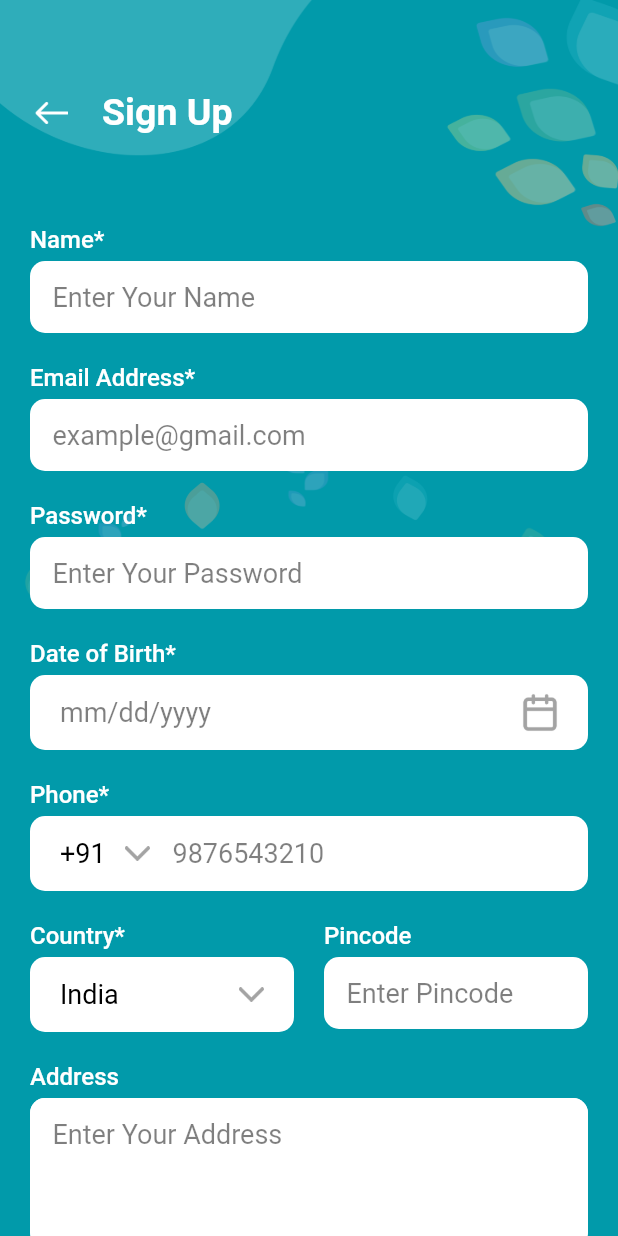
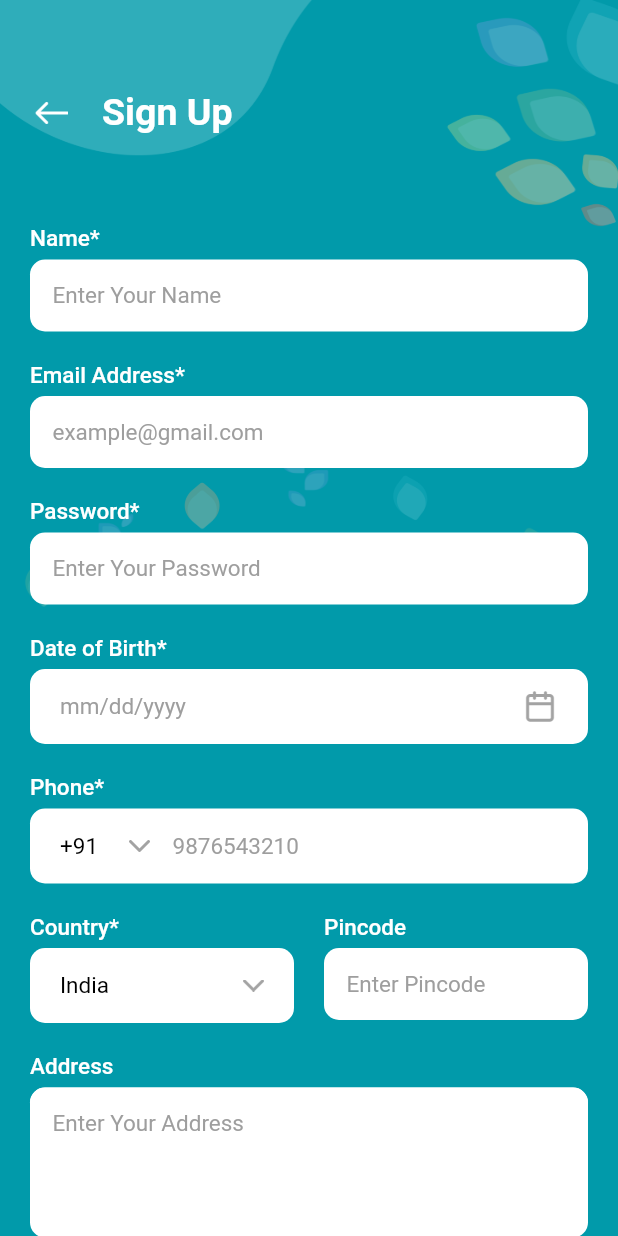
Before and after one commit to kevaldudhatra/sarvamApp, a Flutter app: the RegisterScreen screen opened by its route, on a phone screen of 412 x 824 dp. Run offline on Flutter 3.47's test engine with Material 2 defaults, Android fonts, the phone set to English and light mode, and no system bars; our stand-ins replace file_picker, get, get_storage, lottie; accounts and stored records are empty.

Commit message:
[+] FontSize issue (Working)

```diff
--- a/lib/screens/flashScreen/flash_screen_view.dart
+++ b/lib/screens/flashScreen/flash_screen_view.dart
@@ -41,6 +41,8 @@ class _FlashScreenState extends State<FlashScreen> {
           SizedBox(
             height: height,
             width: width,
+            child: SingleChildScrollView(
+              physics: const BouncingScrollPhysics(),
               child: Column(
                 mainAxisAlignment: MainAxisAlignment.start,
                 crossAxisAlignment: CrossAxisAlignment.center,
@@ -86,7 +88,7 @@ class _FlashScreenState extends State<FlashScreen> {
                       color: Color(0xFF313131),
                     ),
                   ),
-                SizedBox(height: height * 0.08),
+                  SizedBox(height: height * 0.15),
                   Container(
                     alignment: Alignment.center,
                     padding: const EdgeInsets.symmetric(horizontal: 25),
@@ -108,6 +110,7 @@ class _FlashScreenState extends State<FlashScreen> {
                   )
                 ],
               ),
+            ),
           )
         ],
       ),
--- a/lib/screens/forgotPasswordScreen/forgot_screen_view.dart
+++ b/lib/screens/forgotPasswordScreen/forgot_screen_view.dart
@@ -72,7 +72,7 @@ class _ForgotPasswordScreenState extends State<ForgotPasswordScreen> {
                         children: [
                           const Text(
                             "Email Address",
-                            style: TextStyle(color: backgroundWhite, fontSize: 16, fontFamily: ROBOTO_MEDIUM),
+                            style: TextStyle(color: backgroundWhite, fontSize: 15, fontFamily: ROBOTO_MEDIUM),
                           ),
                           const SizedBox(height: 5),
                           CustomTextField(
--- a/lib/screens/loginScreen/login_screen_view.dart
+++ b/lib/screens/loginScreen/login_screen_view.dart
@@ -84,7 +84,7 @@ class _LoginScreenState extends State<LoginScreen> {
                         children: [
                           const Text(
                             "Email Address",
-                            style: TextStyle(color: backgroundWhite, fontSize: 16, fontFamily: ROBOTO_MEDIUM),
+                            style: TextStyle(color: backgroundWhite, fontSize: 15, fontFamily: ROBOTO_MEDIUM),
                           ),
                           const SizedBox(height: 5),
                           CustomTextField(
@@ -97,7 +97,7 @@ class _LoginScreenState extends State<LoginScreen> {
                           const SizedBox(height: 20),
                           const Text(
                             "Password",
-                            style: TextStyle(color: backgroundWhite, fontSize: 16, fontFamily: ROBOTO_MEDIUM),
+                            style: TextStyle(color: backgroundWhite, fontSize: 15, fontFamily: ROBOTO_MEDIUM),
                           ),
                           const SizedBox(height: 5),
                           Stack(
--- a/lib/screens/registerScreen/register_screen_view.dart
+++ b/lib/screens/registerScreen/register_screen_view.dart
@@ -539,7 +539,7 @@ class _RegisterScreenState extends State<RegisterScreen> {
                     ),
                     const Text(
                       "Name*",
-                      style: TextStyle(color: backgroundWhite, fontSize: 16, fontFamily: ROBOTO_MEDIUM),
+                      style: TextStyle(color: backgroundWhite, fontSize: 15, fontFamily: ROBOTO_MEDIUM),
                     ),
                     const SizedBox(height: 5),
                     CustomTextField(
@@ -552,7 +552,7 @@ class _RegisterScreenState extends State<RegisterScreen> {
                     const SizedBox(height: 20),
                     const Text(
                       "Email Address*",
-                      style: TextStyle(color: backgroundWhite, fontSize: 16, fontFamily: ROBOTO_MEDIUM),
+                      style: TextStyle(color: backgroundWhite, fontSize: 15, fontFamily: ROBOTO_MEDIUM),
                     ),
                     const SizedBox(height: 5),
                     CustomTextField(
@@ -565,7 +565,7 @@ class _RegisterScreenState extends State<RegisterScreen> {
                     const SizedBox(height: 20),
                     const Text(
                       "Password*",
-                      style: TextStyle(color: backgroundWhite, fontSize: 16, fontFamily: ROBOTO_MEDIUM),
+                      style: TextStyle(color: backgroundWhite, fontSize: 15, fontFamily: ROBOTO_MEDIUM),
                     ),
                     const SizedBox(height: 5),
                     CustomTextField(
@@ -578,7 +578,7 @@ class _RegisterScreenState extends State<RegisterScreen> {
                     const SizedBox(height: 20),
                     const Text(
                       "Date of Birth*",
-                      style: TextStyle(color: backgroundWhite, fontSize: 16, fontFamily: ROBOTO_MEDIUM),
+                      style: TextStyle(color: backgroundWhite, fontSize: 15, fontFamily: ROBOTO_MEDIUM),
                     ),
                     const SizedBox(height: 5),
                     Container(
@@ -593,14 +593,14 @@ class _RegisterScreenState extends State<RegisterScreen> {
                         children: [
                           Text(
                             selectedDate != "" ? selectedDate : "mm/dd/yyyy",
-                            style: TextStyle(color: selectedDate != "" ? textBlack : textBlack.withOpacity(0.5), fontSize: 18.0, fontFamily: ROBOTO_REGULAR),
+                            style: TextStyle(color: selectedDate != "" ? textBlack : Colors.grey, fontSize: 15.0, fontFamily: ROBOTO_REGULAR),
                           ),
                           IconButton(
                             padding: EdgeInsets.zero,
                             onPressed: () {
                               selectDate(context);
                             },
-                            icon: Image.asset(AppImages().calendarIcon, scale: 2.5),
+                            icon: Image.asset(AppImages().calendarIcon, scale: 3),
                           )
                         ],
                       ),
@@ -608,7 +608,7 @@ class _RegisterScreenState extends State<RegisterScreen> {
                     const SizedBox(height: 20),
                     const Text(
                       "Phone*",
-                      style: TextStyle(color: backgroundWhite, fontSize: 16, fontFamily: ROBOTO_MEDIUM),
+                      style: TextStyle(color: backgroundWhite, fontSize: 15, fontFamily: ROBOTO_MEDIUM),
                     ),
                     const SizedBox(height: 5),
                     Container(
@@ -625,14 +625,14 @@ class _RegisterScreenState extends State<RegisterScreen> {
                             width: 60,
                             child: DropdownButtonHideUnderline(
                               child: DropdownButton(
-                                icon: Image.asset(AppImages().dropdownIcon, scale: 2.5),
+                                icon: Image.asset(AppImages().dropdownIcon, scale: 3),
                                 value: selectedPhoneCode,
                                 items: phoneCodeList
                                     .map((item) => DropdownMenuItem<String>(
                                         value: item,
                                         child: Text(
                                           item,
-                                          style: const TextStyle(color: textBlack, fontSize: 18.0, fontFamily: ROBOTO_REGULAR),
+                                          style: const TextStyle(color: textBlack, fontSize: 15.0, fontFamily: ROBOTO_REGULAR),
                                         )))
                                     .toList(),
                                 onChanged: (item) => setState(() => selectedPhoneCode = item),
@@ -662,7 +662,7 @@ class _RegisterScreenState extends State<RegisterScreen> {
                           children: [
                             const Text(
                               "Country*",
-                              style: TextStyle(color: backgroundWhite, fontSize: 16, fontFamily: ROBOTO_MEDIUM),
+                              style: TextStyle(color: backgroundWhite, fontSize: 15, fontFamily: ROBOTO_MEDIUM),
                             ),
                             const SizedBox(height: 5),
                             Container(
@@ -675,14 +675,14 @@ class _RegisterScreenState extends State<RegisterScreen> {
                               ),
                               child: DropdownButtonHideUnderline(
                                 child: DropdownButton(
-                                  icon: Image.asset(AppImages().dropdownIcon, scale: 2.5),
+                                  icon: Image.asset(AppImages().dropdownIcon, scale: 3),
                                   value: selectedCountry,
                                   items: countryList
                                       .map((item) => DropdownMenuItem<String>(
                                           value: item,
                                           child: Text(
                                             item,
-                                            style: const TextStyle(color: textBlack, fontSize: 18.0, fontFamily: ROBOTO_REGULAR),
+                                            style: const TextStyle(color: textBlack, fontSize: 15.0, fontFamily: ROBOTO_REGULAR),
                                           )))
                                       .toList(),
                                   onChanged: (item) => setState(() => selectedCountry = item),
@@ -698,7 +698,7 @@ class _RegisterScreenState extends State<RegisterScreen> {
                           children: [
                             const Text(
                               "Pincode",
-                              style: TextStyle(color: backgroundWhite, fontSize: 16, fontFamily: ROBOTO_MEDIUM),
+                              style: TextStyle(color: backgroundWhite, fontSize: 15, fontFamily: ROBOTO_MEDIUM),
                             ),
                             const SizedBox(height: 5),
                             SizedBox(
@@ -719,7 +719,7 @@ class _RegisterScreenState extends State<RegisterScreen> {
                     const SizedBox(height: 20),
                     const Text(
                       "Address",
-                      style: TextStyle(color: backgroundWhite, fontSize: 16, fontFamily: ROBOTO_MEDIUM),
+                      style: TextStyle(color: backgroundWhite, fontSize: 15, fontFamily: ROBOTO_MEDIUM),
                     ),
                     const SizedBox(height: 5),
                     Container(
@@ -740,21 +740,21 @@ class _RegisterScreenState extends State<RegisterScreen> {
                     const SizedBox(height: 20),
                     const Text(
                       "Gender",
-                      style: TextStyle(color: backgroundWhite, fontSize: 16, fontFamily: ROBOTO_MEDIUM),
+                      style: TextStyle(color: backgroundWhite, fontSize: 15, fontFamily: ROBOTO_MEDIUM),
                     ),
-                    const SizedBox(height: 5),
                     Row(
                       mainAxisAlignment: MainAxisAlignment.start,
                       crossAxisAlignment: CrossAxisAlignment.center,
+                      mainAxisSize: MainAxisSize.min,
                       children: [
                         SizedBox(
-                          width: 100,
+                          width: width / 3 - 15,
                           child: RadioListTile(
                               title: Transform.translate(
-                                offset: const Offset(-15, 0),
+                                offset: const Offset(-20,0),
                                 child: const Text(
-                                  'Male',
-                                  style: TextStyle(color: backgroundWhite, fontFamily: ROBOTO_REGULAR, fontSize: 16),
+                                  'Male ',overflow: TextOverflow.ellipsis,
+                                  style: TextStyle(color: backgroundWhite, fontFamily: ROBOTO_REGULAR, fontSize: 15),
                                 ),
                               ),
                               dense: true,
@@ -770,13 +770,13 @@ class _RegisterScreenState extends State<RegisterScreen> {
                               }),
                         ),
                         SizedBox(
-                          width: 120,
+                          width: width / 3 - 10,
                           child: RadioListTile(
                               title: Transform.translate(
-                                offset: const Offset(-15, 0),
+                                offset: const Offset(-20, 0),
                                 child: const Text(
-                                  'Female',
-                                  style: TextStyle(color: backgroundWhite, fontFamily: ROBOTO_REGULAR, fontSize: 16),
+                                  'Female',overflow: TextOverflow.ellipsis,
+                                  style: TextStyle(color: backgroundWhite, fontFamily: ROBOTO_REGULAR, fontSize: 15),
                                 ),
                               ),
                               dense: true,
@@ -792,13 +792,13 @@ class _RegisterScreenState extends State<RegisterScreen> {
                               }),
                         ),
                         SizedBox(
-                          width: 100,
+                          width: width / 3 - 15,
                           child: RadioListTile(
                               title: Transform.translate(
-                                offset: const Offset(-15, 0),
+                                offset: const Offset(-20, 0),
                                 child: const Text(
-                                  'Other',
-                                  style: TextStyle(color: backgroundWhite, fontFamily: ROBOTO_REGULAR, fontSize: 16),
+                                  'Other',overflow: TextOverflow.ellipsis,
+                                  style: TextStyle(color: backgroundWhite, fontFamily: ROBOTO_REGULAR, fontSize: 15),
                                 ),
                               ),
                               dense: true,
--- a/lib/screens/resetPasswordScreen/reset_password_screen_view.dart
+++ b/lib/screens/resetPasswordScreen/reset_password_screen_view.dart
@@ -74,7 +74,7 @@ class _ResetPasswordScreenState extends State<ResetPasswordScreen> {
                         children: [
                           const Text(
                             "Otp",
-                            style: TextStyle(color: backgroundWhite, fontSize: 16, fontFamily: ROBOTO_MEDIUM),
+                            style: TextStyle(color: backgroundWhite, fontSize: 15, fontFamily: ROBOTO_MEDIUM),
                           ),
                           const SizedBox(height: 5),
                           CustomTextField(
@@ -87,7 +87,7 @@ class _ResetPasswordScreenState extends State<ResetPasswordScreen> {
                           const SizedBox(height: 20),
                           const Text(
                             "Password",
-                            style: TextStyle(color: backgroundWhite, fontSize: 16, fontFamily: ROBOTO_MEDIUM),
+                            style: TextStyle(color: backgroundWhite, fontSize: 15, fontFamily: ROBOTO_MEDIUM),
                           ),
                           const SizedBox(height: 5),
                           CustomTextField(
--- a/lib/widgets/custom_button.dart
+++ b/lib/widgets/custom_button.dart
@@ -38,7 +38,7 @@ class _CustomButtonState extends State<CustomButton> {
           child: Text(
             widget.label ?? "",
             textAlign: TextAlign.center,
-            style: TextStyle(fontSize: widget.fontSize ?? 16,fontFamily: INTER_SEMI_BOLD,color: widget.labelColor ?? Colors.black),
+            style: TextStyle(fontSize: widget.fontSize ?? 15,fontFamily: INTER_SEMI_BOLD,color: widget.labelColor ?? Colors.black),
           ),
         ),
       ),
--- a/lib/widgets/custom_text_field.dart
+++ b/lib/widgets/custom_text_field.dart
@@ -20,7 +20,7 @@ class CustomTextField extends StatefulWidget {
   double? contentPaddingRight = 15.0;
   double? fontSize;
   int? maxLength;
-  Color? hintColor = textBlack.withOpacity(0.50);
+  Color? hintColor = Colors.grey;
   Color? fontColor = textBlack;
   TextEditingController? textEditingController = TextEditingController(text: "");
   bool? readOnly;
@@ -69,7 +69,7 @@ class _CustomTextFieldState extends State<CustomTextField> {
       textInputAction: widget.textInputAction ?? TextInputAction.done,
       keyboardType: widget.keyboardType ?? TextInputType.text,
       inputFormatters: widget.inputFormatters ?? [],
-      style: TextStyle(color: widget.fontColor ?? textBlack, fontSize: widget.fontSize ?? 18.0, fontFamily: ROBOTO_REGULAR),
+      style: TextStyle(color: widget.fontColor ?? textBlack, fontSize: widget.fontSize ?? 15.0, fontFamily: ROBOTO_REGULAR),
       cursorColor: textBlack,
       decoration: InputDecoration(
         counterText: "",
@@ -80,7 +80,7 @@ class _CustomTextFieldState extends State<CustomTextField> {
           left: widget.contentPaddingLeft!,
           right: widget.contentPaddingRight!,
         ),
-        hintStyle: TextStyle(color: widget.hintColor ?? textBlack.withOpacity(0.5), fontSize: widget.fontSize ?? 18.0, fontFamily: ROBOTO_REGULAR),
+        hintStyle: TextStyle(color: widget.hintColor ?? Colors.grey, fontSize: widget.fontSize ?? 15.0, fontFamily: ROBOTO_REGULAR),
         filled: true,
         fillColor: backgroundWhite,
         enabledBorder: const OutlineInputBorder(
```
Lines whose indentation alone changed are shown as unchanged.
